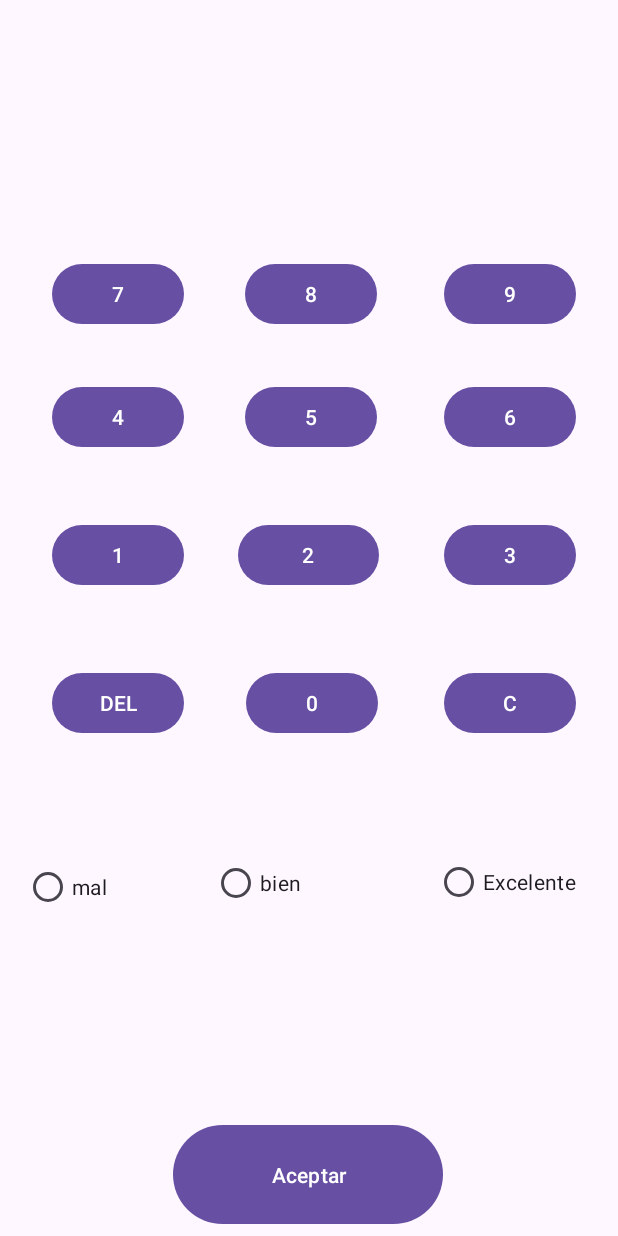
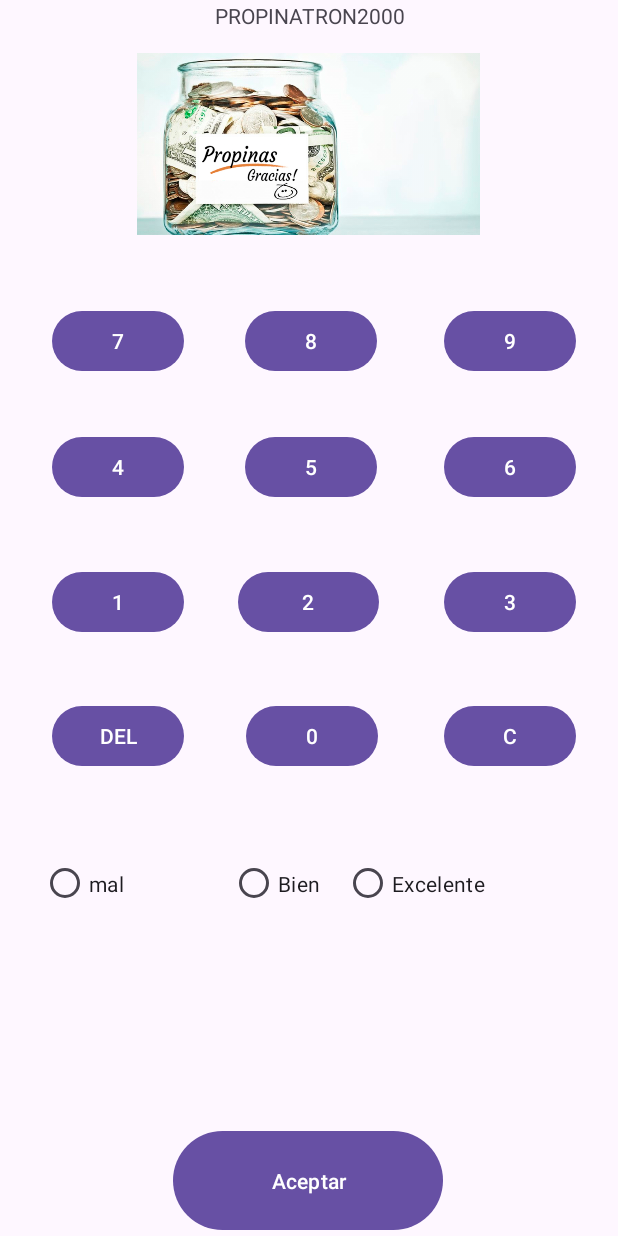
Before and after one commit to JavierRamiro8/PMDM_2324, an Android app: the screen it shows after launch (Propinatron2000), on a phone screen of 412 x 824 dp. Run offline under Robolectric (Android 15) with nearby library versions, the phone set to English and light mode, and no system bars.

Commit message:
Propinator Acabado

```diff
--- a/app/src/main/java/com/example/pmdm_2324/ut01/Propinatron2000.java
+++ b/app/src/main/java/com/example/pmdm_2324/ut01/Propinatron2000.java
@@ -5,6 +5,7 @@ import androidx.appcompat.app.AppCompatActivity;
 import android.os.Bundle;
 import android.view.View;
 import android.widget.Button;
+import android.widget.RadioButton;
 import android.widget.TextView;
 
 import com.example.pmdm_2324.R;
@@ -12,9 +13,11 @@ import com.example.pmdm_2324.R;
 import java.util.function.Consumer;
 
 public class Propinatron2000 extends AppCompatActivity {
-Button boton1,boton2,boton3,boton4,boton5,boton6,boton7,boton8,boton9,boton0,botonDel,botonC;
-TextView tvSalidaNumeros;
-View.OnClickListener manejador;
+Button boton1,boton2,boton3,boton4,boton5,boton6,boton7,boton8,boton9,boton0,botonDel,botonC,botonAceptar;
+TextView tvSalidaNumeros,tvPropina;
+RadioButton radioMal,radioBien,radioExcelente;
+View.OnClickListener manejador,manejadorBorrarSolo1,manejadorBorrarTodo;
+
     @Override
     protected void onCreate(Bundle savedInstanceState) {
         super.onCreate(savedInstanceState);
@@ -31,11 +34,45 @@ View.OnClickListener manejador;
         boton0=findViewById(R.id.ut203bt0);
         botonDel=findViewById(R.id.ut203btDel);
         botonC=findViewById(R.id.ut203btC);
+        botonAceptar=findViewById(R.id.ut203btAceptar);
         tvSalidaNumeros=findViewById(R.id.ut203tvResultado);
+        radioMal=findViewById(R.id.ut203rdMal);
+        radioBien=findViewById(R.id.ut203rdBien);
+        radioExcelente=findViewById(R.id.ut203rdExcelente);
+        tvPropina=findViewById(R.id.ut203tvPropina);
         manejador = (View botonPulsado) -> {
             Button seleccion = (Button) botonPulsado;
             tvSalidaNumeros.append(seleccion.getText());
         };
+        manejadorBorrarSolo1=(View borrarSolo1)->{
+            int resto=1;
+            Button seleccionado = (Button) borrarSolo1;
+            String cadenaTv= tvSalidaNumeros.getText().toString();
+            cadenaTv=cadenaTv.substring(0,cadenaTv.length()-resto);
+            tvSalidaNumeros.setText(cadenaTv);
+        };
+        manejadorBorrarTodo=(View borrar)->{
+            Button seleccionado = (Button) borrar;
+            tvSalidaNumeros.setText("");
+            tvPropina.setText("");
+        };
+        botonAceptar.setOnClickListener((View v)->{
+            int resultado;
+            int divisionPorcentaje=100;
+            if(radioMal.isChecked()){
+                tvSalidaNumeros.setText(tvSalidaNumeros.getText());
+            }else if(radioBien.isChecked()){
+                int porcentajeBien=10;
+                int numero=Integer.parseInt(tvSalidaNumeros.getText().toString());
+                 resultado=(numero*porcentajeBien)/divisionPorcentaje;
+                tvPropina.setText(String.valueOf(resultado));
+            }else{
+                int porcentajeExcelente=20;
+                int numero=Integer.parseInt(tvSalidaNumeros.getText().toString());
+                resultado=(numero*porcentajeExcelente)/divisionPorcentaje;
+                tvPropina.setText(String.valueOf(resultado));
+            }
+        });
         boton1.setOnClickListener(manejador);
         boton2.setOnClickListener(manejador);
         boton3.setOnClickListener(manejador);
@@ -46,8 +83,8 @@ View.OnClickListener manejador;
         boton8.setOnClickListener(manejador);
         boton9.setOnClickListener(manejador);
         boton0.setOnClickListener(manejador);
-        botonDel.setOnClickListener(manejador);
-        botonC.setOnClickListener(manejador);
+        botonDel.setOnClickListener(manejadorBorrarSolo1);
+        botonC.setOnClickListener(manejadorBorrarTodo);
 
     }
 }
--- a/app/src/main/res/layout/activity_propinatron2000.xml
+++ b/app/src/main/res/layout/activity_propinatron2000.xml
@@ -6,29 +6,176 @@
     android:layout_height="match_parent"
     tools:context=".ut01.Propinatron2000">
 
-    <RadioButton
-        android:id="@+id/ut203rdBien"
-        android:layout_width="98dp"
-        android:layout_height="49dp"
-        android:text="bien"
+    <Button
+        android:id="@+id/ut203bt6"
+        android:layout_width="wrap_content"
+        android:layout_height="wrap_content"
+        android:text="6"
         app:layout_constraintBottom_toBottomOf="parent"
         app:layout_constraintEnd_toEndOf="parent"
-        app:layout_constraintHorizontal_bias="0.45"
+        app:layout_constraintHorizontal_bias="0.913"
         app:layout_constraintStart_toStartOf="parent"
         app:layout_constraintTop_toTopOf="parent"
-        app:layout_constraintVertical_bias="0.728" />
+        app:layout_constraintVertical_bias="0.37" />
 
-    <RadioButton
-        android:id="@+id/ut203rdExcelente"
+    <Button
+        android:id="@+id/ut203bt4"
         android:layout_width="wrap_content"
         android:layout_height="wrap_content"
-        android:text="Excelente"
+        android:text="4"
         app:layout_constraintBottom_toBottomOf="parent"
         app:layout_constraintEnd_toEndOf="parent"
-        app:layout_constraintHorizontal_bias="0.911"
+        app:layout_constraintHorizontal_bias="0.108"
         app:layout_constraintStart_toStartOf="parent"
         app:layout_constraintTop_toTopOf="parent"
-        app:layout_constraintVertical_bias="0.727" />
+        app:layout_constraintVertical_bias="0.37" />
+
+    <Button
+        android:id="@+id/ut203bt5"
+        android:layout_width="wrap_content"
+        android:layout_height="wrap_content"
+        android:text="5"
+        app:layout_constraintBottom_toBottomOf="parent"
+        app:layout_constraintEnd_toEndOf="parent"
+        app:layout_constraintHorizontal_bias="0.504"
+        app:layout_constraintStart_toStartOf="parent"
+        app:layout_constraintTop_toTopOf="parent"
+        app:layout_constraintVertical_bias="0.37" />
+
+    <Button
+        android:id="@+id/ut203btDel"
+        android:layout_width="wrap_content"
+        android:layout_height="wrap_content"
+        android:text="DEL"
+        app:layout_constraintBottom_toBottomOf="parent"
+        app:layout_constraintEnd_toEndOf="parent"
+        app:layout_constraintHorizontal_bias="0.108"
+        app:layout_constraintStart_toStartOf="parent"
+        app:layout_constraintTop_toTopOf="parent"
+        app:layout_constraintVertical_bias="0.601" />
+
+    <Button
+        android:id="@+id/ut203btAceptar"
+        android:layout_width="180dp"
+        android:layout_height="74dp"
+        android:text="Aceptar"
+        app:layout_constraintBottom_toBottomOf="parent"
+        app:layout_constraintEnd_toEndOf="parent"
+        app:layout_constraintHorizontal_bias="0.497"
+        app:layout_constraintStart_toStartOf="parent"
+        app:layout_constraintTop_toTopOf="parent"
+        app:layout_constraintVertical_bias="1.0" />
+
+    <TextView
+        android:id="@+id/ut203tvPropina"
+        android:layout_width="169dp"
+        android:layout_height="74dp"
+        android:textAlignment="center"
+        android:textSize="24sp"
+        app:layout_constraintBottom_toBottomOf="parent"
+        app:layout_constraintEnd_toEndOf="parent"
+        app:layout_constraintHorizontal_bias="0.904"
+        app:layout_constraintStart_toStartOf="parent"
+        app:layout_constraintTop_toTopOf="parent"
+        app:layout_constraintVertical_bias="0.882" />
+
+    <RadioGroup
+        android:id="@+id/radioGroup"
+        android:layout_width="361dp"
+        android:layout_height="51dp"
+        android:orientation="horizontal"
+        app:layout_constraintBottom_toBottomOf="parent"
+        app:layout_constraintEnd_toEndOf="parent"
+        app:layout_constraintHorizontal_bias="0.54"
+        app:layout_constraintStart_toStartOf="parent"
+        app:layout_constraintTop_toTopOf="parent"
+        app:layout_constraintVertical_bias="0.729">
+
+        <RadioButton
+            android:id="@+id/ut203rdMal"
+            android:layout_width="126dp"
+            android:layout_height="match_parent"
+            android:text="mal"
+            app:layout_constraintBottom_toBottomOf="parent"
+            app:layout_constraintEnd_toEndOf="parent"
+            app:layout_constraintHorizontal_bias="0.082"
+            app:layout_constraintStart_toStartOf="parent"
+            app:layout_constraintTop_toTopOf="parent"
+            app:layout_constraintVertical_bias="0.724" />
+
+        <RadioButton
+            android:id="@+id/ut203rdBien"
+            android:layout_width="76dp"
+            android:layout_height="51dp"
+            android:text="Bien"
+            app:layout_constraintBottom_toBottomOf="parent"
+            app:layout_constraintEnd_toEndOf="parent"
+            app:layout_constraintHorizontal_bias="0.468"
+            app:layout_constraintStart_toStartOf="parent"
+            app:layout_constraintTop_toTopOf="parent"
+            app:layout_constraintVertical_bias="0.727" />
+
+        <RadioButton
+            android:id="@+id/ut203rdExcelente"
+            android:layout_width="198dp"
+            android:layout_height="51dp"
+            android:text="Excelente"
+            app:layout_constraintBottom_toBottomOf="parent"
+            app:layout_constraintEnd_toEndOf="parent"
+            app:layout_constraintHorizontal_bias="0.911"
+            app:layout_constraintStart_toStartOf="parent"
+            app:layout_constraintTop_toTopOf="parent"
+            app:layout_constraintVertical_bias="0.727" />
+
+    </RadioGroup>
+
+    <Button
+        android:id="@+id/ut203bt0"
+        android:layout_width="wrap_content"
+        android:layout_height="wrap_content"
+        android:text="0"
+        app:layout_constraintBottom_toBottomOf="parent"
+        app:layout_constraintEnd_toEndOf="parent"
+        app:layout_constraintHorizontal_bias="0.507"
+        app:layout_constraintStart_toStartOf="parent"
+        app:layout_constraintTop_toTopOf="parent"
+        app:layout_constraintVertical_bias="0.601" />
+
+    <Button
+        android:id="@+id/ut203bt1"
+        android:layout_width="wrap_content"
+        android:layout_height="wrap_content"
+        android:text="1"
+        app:layout_constraintBottom_toBottomOf="parent"
+        app:layout_constraintEnd_toEndOf="parent"
+        app:layout_constraintHorizontal_bias="0.108"
+        app:layout_constraintStart_toStartOf="parent"
+        app:layout_constraintTop_toTopOf="parent"
+        app:layout_constraintVertical_bias="0.486" />
+
+    <Button
+        android:id="@+id/ut203bt2"
+        android:layout_width="94dp"
+        android:layout_height="48dp"
+        android:text="2"
+        app:layout_constraintBottom_toBottomOf="parent"
+        app:layout_constraintEnd_toEndOf="parent"
+        app:layout_constraintHorizontal_bias="0.498"
+        app:layout_constraintStart_toStartOf="parent"
+        app:layout_constraintTop_toTopOf="parent"
+        app:layout_constraintVertical_bias="0.486" />
+
+    <Button
+        android:id="@+id/ut203bt3"
+        android:layout_width="wrap_content"
+        android:layout_height="wrap_content"
+        android:text="3"
+        app:layout_constraintBottom_toBottomOf="parent"
+        app:layout_constraintEnd_toEndOf="parent"
+        app:layout_constraintHorizontal_bias="0.913"
+        app:layout_constraintStart_toStartOf="parent"
+        app:layout_constraintTop_toTopOf="parent"
+        app:layout_constraintVertical_bias="0.486" />
 
     <Button
         android:id="@+id/ut203btC"
@@ -40,91 +187,44 @@
         app:layout_constraintHorizontal_bias="0.913"
         app:layout_constraintStart_toStartOf="parent"
         app:layout_constraintTop_toTopOf="parent"
-        app:layout_constraintVertical_bias="0.573" />
+        app:layout_constraintVertical_bias="0.601" />
+
+    <TextView
+        android:id="@+id/ut203tvResultado"
+        android:layout_width="169dp"
+        android:layout_height="74dp"
+        android:textAlignment="center"
+        android:textSize="24sp"
+        app:layout_constraintBottom_toBottomOf="parent"
+        app:layout_constraintEnd_toEndOf="parent"
+        app:layout_constraintHorizontal_bias="0.111"
+        app:layout_constraintStart_toStartOf="parent"
+        app:layout_constraintTop_toTopOf="parent"
+        app:layout_constraintVertical_bias="0.882" />
 
     <Button
-        android:id="@+id/ut203btDel"
+        android:id="@+id/ut203bt9"
         android:layout_width="wrap_content"
         android:layout_height="wrap_content"
-        android:text="DEL"
+        android:text="9"
+        app:layout_constraintBottom_toBottomOf="parent"
+        app:layout_constraintEnd_toEndOf="parent"
+        app:layout_constraintHorizontal_bias="0.913"
+        app:layout_constraintStart_toStartOf="parent"
+        app:layout_constraintTop_toTopOf="parent"
+        app:layout_constraintVertical_bias="0.262" />
+
+    <Button
+        android:id="@+id/ut203bt7"
+        android:layout_width="wrap_content"
+        android:layout_height="wrap_content"
+        android:text="7"
         app:layout_constraintBottom_toBottomOf="parent"
         app:layout_constraintEnd_toEndOf="parent"
         app:layout_constraintHorizontal_bias="0.108"
         app:layout_constraintStart_toStartOf="parent"
         app:layout_constraintTop_toTopOf="parent"
-        app:layout_constraintVertical_bias="0.573" />
-
-    <Button
-        android:id="@+id/ut203bt3"
-        android:layout_width="wrap_content"
-        android:layout_height="wrap_content"
-        android:text="3"
-        app:layout_constraintBottom_toBottomOf="parent"
-        app:layout_constraintEnd_toEndOf="parent"
-        app:layout_constraintHorizontal_bias="0.913"
-        app:layout_constraintStart_toStartOf="parent"
-        app:layout_constraintTop_toTopOf="parent"
-        app:layout_constraintVertical_bias="0.446" />
-
-    <Button
-        android:id="@+id/ut203bt2"
-        android:layout_width="94dp"
-        android:layout_height="48dp"
-        android:text="2"
-        app:layout_constraintBottom_toBottomOf="parent"
-        app:layout_constraintEnd_toEndOf="parent"
-        app:layout_constraintHorizontal_bias="0.498"
-        app:layout_constraintStart_toStartOf="parent"
-        app:layout_constraintTop_toTopOf="parent"
-        app:layout_constraintVertical_bias="0.446" />
-
-    <Button
-        android:id="@+id/ut203bt1"
-        android:layout_width="wrap_content"
-        android:layout_height="wrap_content"
-        android:text="1"
-        app:layout_constraintBottom_toBottomOf="parent"
-        app:layout_constraintEnd_toEndOf="parent"
-        app:layout_constraintHorizontal_bias="0.108"
-        app:layout_constraintStart_toStartOf="parent"
-        app:layout_constraintTop_toTopOf="parent"
-        app:layout_constraintVertical_bias="0.446" />
-
-    <Button
-        android:id="@+id/ut203bt6"
-        android:layout_width="wrap_content"
-        android:layout_height="wrap_content"
-        android:text="6"
-        app:layout_constraintBottom_toBottomOf="parent"
-        app:layout_constraintEnd_toEndOf="parent"
-        app:layout_constraintHorizontal_bias="0.913"
-        app:layout_constraintStart_toStartOf="parent"
-        app:layout_constraintTop_toTopOf="parent"
-        app:layout_constraintVertical_bias="0.327" />
-
-    <Button
-        android:id="@+id/ut203bt5"
-        android:layout_width="wrap_content"
-        android:layout_height="wrap_content"
-        android:text="5"
-        app:layout_constraintBottom_toBottomOf="parent"
-        app:layout_constraintEnd_toEndOf="parent"
-        app:layout_constraintHorizontal_bias="0.504"
-        app:layout_constraintStart_toStartOf="parent"
-        app:layout_constraintTop_toTopOf="parent"
-        app:layout_constraintVertical_bias="0.327" />
-
-    <Button
-        android:id="@+id/ut203bt4"
-        android:layout_width="wrap_content"
-        android:layout_height="wrap_content"
-        android:text="4"
-        app:layout_constraintBottom_toBottomOf="parent"
-        app:layout_constraintEnd_toEndOf="parent"
-        app:layout_constraintHorizontal_bias="0.108"
-        app:layout_constraintStart_toStartOf="parent"
-        app:layout_constraintTop_toTopOf="parent"
-        app:layout_constraintVertical_bias="0.327" />
+        app:layout_constraintVertical_bias="0.262" />
 
     <Button
         android:id="@+id/ut203bt8"
@@ -136,78 +236,38 @@
         app:layout_constraintHorizontal_bias="0.504"
         app:layout_constraintStart_toStartOf="parent"
         app:layout_constraintTop_toTopOf="parent"
-        app:layout_constraintVertical_bias="0.222" />
+        app:layout_constraintVertical_bias="0.262" />
 
-    <Button
-        android:id="@+id/ut203bt7"
+    <RadioGroup
+        android:id="@+id/ut203rdGrp"
         android:layout_width="wrap_content"
         android:layout_height="wrap_content"
-        android:text="7"
+        tools:layout_editor_absoluteX="150dp"
+        tools:layout_editor_absoluteY="577dp" />
+
+    <TextView
+        android:id="@+id/textView"
+        android:layout_width="409dp"
+        android:layout_height="30dp"
+        android:text="PROPINATRON2000"
+        android:textAlignment="center"
         app:layout_constraintBottom_toBottomOf="parent"
         app:layout_constraintEnd_toEndOf="parent"
-        app:layout_constraintHorizontal_bias="0.108"
+        app:layout_constraintHorizontal_bias="0.428"
         app:layout_constraintStart_toStartOf="parent"
         app:layout_constraintTop_toTopOf="parent"
-        app:layout_constraintVertical_bias="0.222" />
+        app:layout_constraintVertical_bias="0.001" />
 
-    <Button
-        android:id="@+id/ut203bt9"
-        android:layout_width="wrap_content"
-        android:layout_height="wrap_content"
-        android:text="9"
+    <ImageView
+        android:id="@+id/imageView"
+        android:layout_width="411dp"
+        android:layout_height="121dp"
         app:layout_constraintBottom_toBottomOf="parent"
         app:layout_constraintEnd_toEndOf="parent"
-        app:layout_constraintHorizontal_bias="0.913"
+        app:layout_constraintHorizontal_bias="0.0"
         app:layout_constraintStart_toStartOf="parent"
         app:layout_constraintTop_toTopOf="parent"
-        app:layout_constraintVertical_bias="0.222" />
+        app:layout_constraintVertical_bias="0.05"
+        app:srcCompat="@drawable/propina" />
 
-    <Button
-        android:id="@+id/ut203bt0"
-        android:layout_width="wrap_content"
-        android:layout_height="wrap_content"
-        android:text="0"
-        app:layout_constraintBottom_toBottomOf="parent"
-        app:layout_constraintEnd_toEndOf="parent"
-        app:layout_constraintHorizontal_bias="0.507"
-        app:layout_constraintStart_toStartOf="parent"
-        app:layout_constraintTop_toTopOf="parent"
-        app:layout_constraintVertical_bias="0.573" />
-
-    <RadioButton
-        android:id="@+id/ut203rdMal"
-        android:layout_width="89dp"
-        android:layout_height="53dp"
-        android:text="mal"
-        app:layout_constraintBottom_toBottomOf="parent"
-        app:layout_constraintEnd_toEndOf="parent"
-        app:layout_constraintHorizontal_bias="0.049"
-        app:layout_constraintStart_toStartOf="parent"
-        app:layout_constraintTop_toTopOf="parent"
-        app:layout_constraintVertical_bias="0.733" />
-
-    <Button
-        android:id="@+id/ut203btAceptar"
-        android:layout_width="180dp"
-        android:layout_height="74dp"
-        android:text="Aceptar"
-        app:layout_constraintBottom_toBottomOf="parent"
-        app:layout_constraintEnd_toEndOf="parent"
-        app:layout_constraintHorizontal_bias="0.497"
-        app:layout_constraintStart_toStartOf="parent"
-        app:layout_constraintTop_toTopOf="parent"
-        app:layout_constraintVertical_bias="0.995" />
-
-    <TextView
-        android:id="@+id/ut203tvResultado"
-        android:layout_width="242dp"
-        android:layout_height="77dp"
-        android:textAlignment="center"
-        android:textSize="24sp"
-        app:layout_constraintBottom_toBottomOf="parent"
-        app:layout_constraintEnd_toEndOf="parent"
-        app:layout_constraintHorizontal_bias="0.497"
-        app:layout_constraintStart_toStartOf="parent"
-        app:layout_constraintTop_toTopOf="parent"
-        app:layout_constraintVertical_bias="0.857" />
 </androidx.constraintlayout.widget.ConstraintLayout>
```
Also changed, not shown: app/src/main/res/drawable/propina.jpeg (added).
